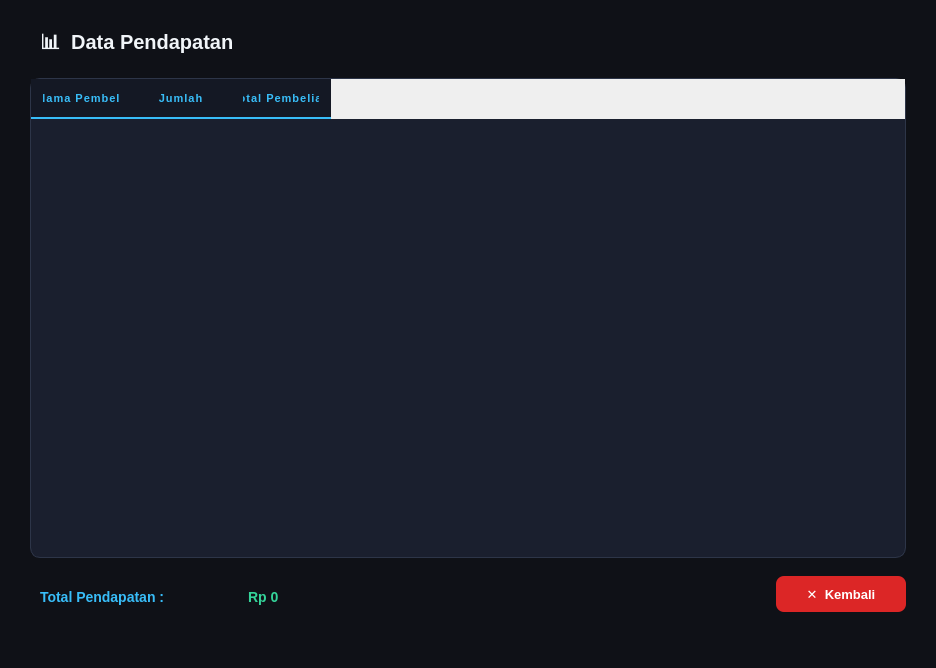
Before: the Qt Designer form Data.ui in andriefendy26/Desktop-Based-Cashier-Application, drawn with Qt 5.
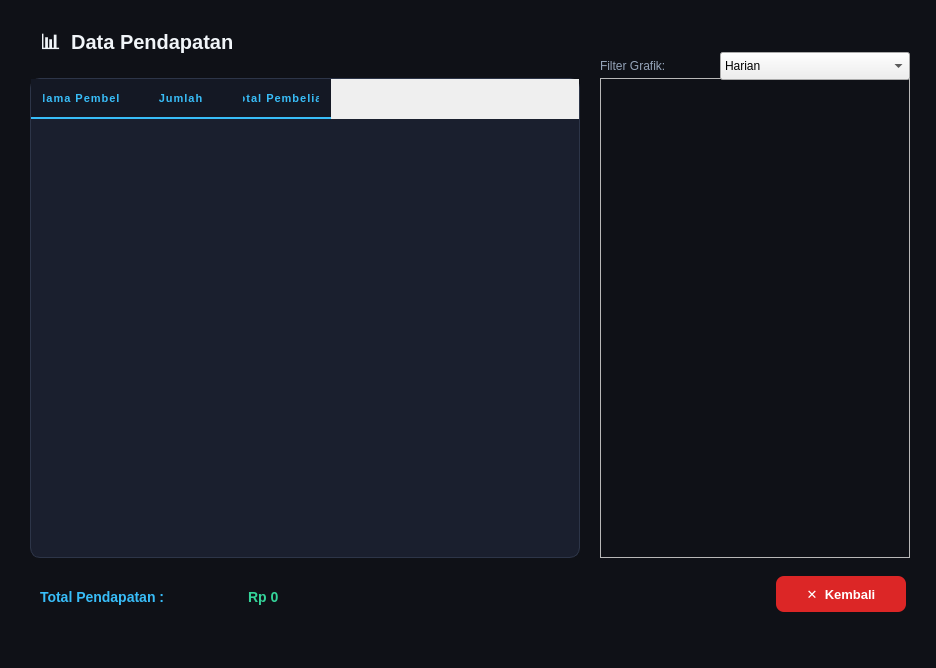
After: the same form once the commit is applied.

```diff
--- a/Data.ui
+++ b/Data.ui
@@ -159,7 +159,7 @@
      <rect>
       <x>30</x>
       <y>78</y>
-      <width>876</width>
+       <width>550</width>
       <height>480</height>
      </rect>
     </property>
@@ -179,6 +179,60 @@
      </property>
     </column>
    </widget>
+    <widget class="QFrame" name="frame_chart">
+     <property name="geometry">
+      <rect>
+       <x>600</x>
+       <y>78</y>
+       <width>310</width>
+       <height>480</height>
+      </rect>
+     </property>
+     <property name="frameShape">
+      <enum>QFrame::StyledPanel</enum>
+     </property>
+     <property name="frameShadow">
+      <enum>QFrame::Raised</enum>
+     </property>
+    </widget>
+    <widget class="QLabel" name="label_filter">
+     <property name="geometry">
+      <rect>
+       <x>600</x>
+       <y>56</y>
+       <width>120</width>
+       <height>20</height>
+      </rect>
+     </property>
+     <property name="text">
+      <string>Filter Grafik:</string>
+     </property>
+    </widget>
+    <widget class="QComboBox" name="cb_filter">
+     <property name="geometry">
+      <rect>
+       <x>720</x>
+       <y>52</y>
+       <width>190</width>
+       <height>28</height>
+      </rect>
+     </property>
+     <item>
+      <property name="text">
+       <string>Harian</string>
+      </property>
+     </item>
+     <item>
+      <property name="text">
+       <string>Bulanan</string>
+      </property>
+     </item>
+     <item>
+      <property name="text">
+       <string>Tahunan</string>
+      </property>
+     </item>
+    </widget>
    <widget class="QLabel" name="label_9">
     <property name="geometry">
      <rect>
```
Lines whose indentation alone changed are shown as unchanged.
